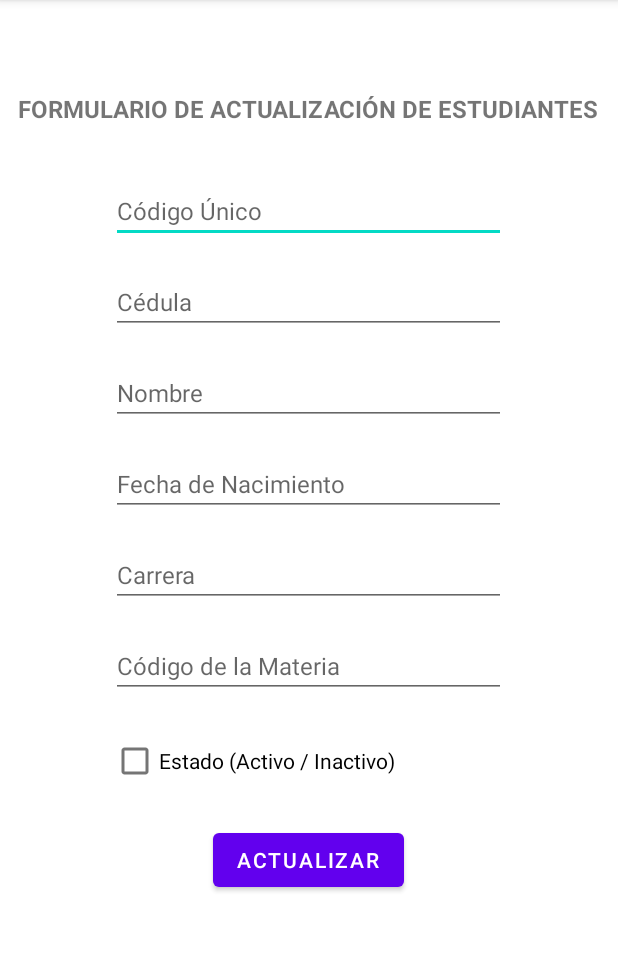
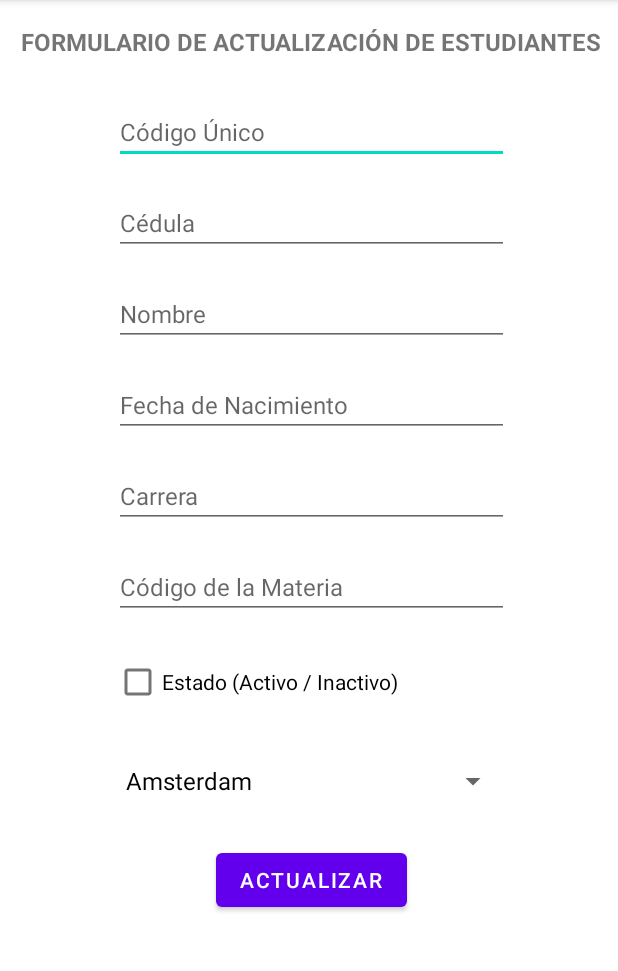
Before and after one commit to 2021-a-moviles-computacion/mov-comp-garcia-cuvi-andres-wladimir, an Android app: the EstudiantesFormularioActualizacion screen opened directly, with no data from a screen before it, on a phone screen of 412 x 824 dp, the part 84-1055 px from its top. Run offline under Robolectric (Android 15) with nearby library versions, the phone set to English and light mode, and no system bars; our stand-ins replace Firebase (no records; nobody signed in at launch, a user with empty details on screens opened directly); 6 statements that could not run were skipped.

Commit message:
Examen02 - Implementación de Ver Ubicación a Estudiantes

```diff
--- a/Examen02/app/src/main/java/com/example/examen2b_estudiante_materia/AdapterEstudiante.kt
+++ b/Examen02/app/src/main/java/com/example/examen2b_estudiante_materia/AdapterEstudiante.kt
@@ -64,6 +64,8 @@ class AdapterEstudiante(
                             iteracion.get("estado").toString().toBoolean()
                         objEstudiante.fechaNacimiento = iteracion.get("fecha").toString()
                         objEstudiante.idMateria = iteracion.get("materia").toString()
+                        objEstudiante.latitud = iteracion.get("latitud") as Double?
+                        objEstudiante.longitud = iteracion.get("longitud") as Double?
                         objEstudiante.nombre = iteracion.get("nombre").toString()
                         objEstudiante.numeroUnico = iteracion.get("numeroUnico").toString()
 
--- a/Examen02/app/src/main/java/com/example/examen2b_estudiante_materia/EstudiantesActivity.kt
+++ b/Examen02/app/src/main/java/com/example/examen2b_estudiante_materia/EstudiantesActivity.kt
@@ -45,6 +45,8 @@ class EstudiantesActivity : AppCompatActivity() {
                     objEstudiante!!.estadoEstudiante=iteracion.get("estado").toString().toBoolean()
                     objEstudiante!!.fechaNacimiento=iteracion.get("fecha").toString()
                     objEstudiante!!.idMateria=iteracion.get("materia").toString()
+                    objEstudiante!!.latitud = iteracion.get("latitud") as Double?
+                    objEstudiante!!.longitud = iteracion.get("longitud")as Double?
                     objEstudiante!!.nombre=iteracion.get("nombre").toString()
                     objEstudiante!!.numeroUnico=iteracion.get("numeroUnico").toString()
 
--- a/Examen02/app/src/main/java/com/example/examen2b_estudiante_materia/EstudiantesFormularioActualizacion.kt
+++ b/Examen02/app/src/main/java/com/example/examen2b_estudiante_materia/EstudiantesFormularioActualizacion.kt
@@ -4,23 +4,78 @@ import android.content.Intent
 import androidx.appcompat.app.AppCompatActivity
 import android.os.Bundle
 import android.util.Log
-import android.widget.Button
-import android.widget.CheckBox
-import android.widget.EditText
-import android.widget.Toast
+import android.view.View
+import android.widget.*
 import com.example.examen2b_estudiante_materia.dto.EstudianteDto
 import com.google.firebase.firestore.ktx.firestore
 import com.google.firebase.ktx.Firebase
 
 class EstudiantesFormularioActualizacion : AppCompatActivity() {
+    var latitud = 0.0
+    var longitud =0.0
+    var ciudadSeleccionado = ""
     override fun onCreate(savedInstanceState: Bundle?) {
         super.onCreate(savedInstanceState)
         setContentView(R.layout.activity_estudiantes_formulario_actualizacion)
+
+
 
         val itemId = intent.getParcelableExtra<EstudianteDto>("id")
 
         Log.i("bdd", "${itemId?.uid}")
         Log.i("bdd", "${itemId?.numeroUnico}")
+
+
+        //ciudades
+        val ciudadades = arrayOf("Amsterdam", "Berlin", "Bogotá", "London", "Madrid", "México DC", "New York",
+            "Paris", "Quito", "Rio de Janeiro", "Tokyo", "Vienna", "Zürich")
+
+        val latitudes = arrayOf(52.35573356081986, 52.5192880232342, 4.708507195958197, 51.509162838374365, 40.41800636913152, 19.432671298400965,
+            40.73378562762449, 48.85901815928653, -0.21922483476220822,-22.938658330236088,35.68614253218143,48.217399805696736,47.36894099516527)
+        val longitudes = arrayOf(4.881766688070693, 13.409614318972272, -74.05425716885155, -0.12767985390655445, -3.7077094446139935, -99.12723505493796,
+            -73.99320893340935,2.296522110492033, -78.51152304364815, -43.228146943991, 139.78434424093086, 16.399427792363813, 8.550536094895179)
+
+        val spinnerUbicacion = findViewById<Spinner>(R.id.spUbicacionEstudianteActualizar)
+
+        val adaptadorUbicacion = ArrayAdapter(
+            this,
+            android.R.layout.simple_spinner_dropdown_item,
+            ciudadades
+        )
+
+        spinnerUbicacion.adapter = adaptadorUbicacion
+
+
+        spinnerUbicacion.onItemSelectedListener = object :
+            AdapterView.OnItemClickListener, AdapterView.OnItemSelectedListener {
+            override fun onItemSelected(
+                parent: AdapterView<*>?,
+                view: View?,
+                position: Int,
+                id: Long
+            ) {
+                ciudadSeleccionado = parent?.getItemAtPosition(position) as String
+                latitud=latitudes[position]
+                longitud=longitudes[position]
+                Log.i("ciudades", "$position")
+            }
+
+
+            override fun onNothingSelected(parent: AdapterView<*>?) {
+
+            }
+
+            override fun onItemClick(
+                parent: AdapterView<*>?,
+                view: View?,
+                position: Int,
+                id: Long
+            ) {
+
+            }
+
+
+        }
 
         val db = Firebase.firestore
         val referenciaMateria = db.collection("materia")
@@ -64,6 +119,8 @@ class EstudiantesFormularioActualizacion : AppCompatActivity() {
                     "estado",checkBoxEstadoEstudiante.isChecked,
                     "fecha",editTextFechaNacimiento.text.toString(),
                     "materia",materiaUid,
+                    "latitud",latitud,
+                    "longitud",longitud,
                     "nombre",editTextNombre.text.toString(),
                     "numeroUnico",editTextCodigoUnico.text.toString(),
                 )
--- a/Examen02/app/src/main/java/com/example/examen2b_estudiante_materia/EstudiantesFormularioRegistro.kt
+++ b/Examen02/app/src/main/java/com/example/examen2b_estudiante_materia/EstudiantesFormularioRegistro.kt
@@ -116,8 +116,8 @@ class EstudiantesFormularioRegistro : AppCompatActivity() {
                         "materia" to documentos.id,
                         "nombre" to editTextNombre.text.toString(),
                         "numeroUnico" to editTextCodigoUnico.text.toString(),
-                        //"latitud"
-                        //"longitud"
+                        "latitud" to latitud,
+                        "longitud" to longitud
                     )
 
 
--- a/Examen02/app/src/main/java/com/example/examen2b_estudiante_materia/MapsActivity.kt
+++ b/Examen02/app/src/main/java/com/example/examen2b_estudiante_materia/MapsActivity.kt
@@ -31,8 +31,10 @@ class MapsActivity : AppCompatActivity() {
         fragmentoMapa.getMapAsync {
             mapa=it
             establecerConfiguracionMapa()
-            val latitud = -0.145522
-            val longitud = -78.503101
+            /*val latitud = -0.145522
+            val longitud = -78.503101*/
+            val latitud = itemId?.latitud!!.toDouble()
+            val longitud = itemId?.longitud!!.toDouble()
 
            val ubicacion = LatLng(latitud, longitud)
             val zoom = 14f
--- a/Examen02/app/src/main/res/layout/activity_estudiantes_formulario_actualizacion.xml
+++ b/Examen02/app/src/main/res/layout/activity_estudiantes_formulario_actualizacion.xml
@@ -5,6 +5,7 @@
     android:layout_width="match_parent"
     android:layout_height="match_parent"
     tools:context=".EstudiantesFormularioActualizacion">
+
 
     <TextView
         android:id="@+id/textView5Actualizar"
@@ -15,17 +16,16 @@
         android:textStyle="bold"
         app:layout_constraintBottom_toBottomOf="parent"
         app:layout_constraintEnd_toEndOf="parent"
-        app:layout_constraintHorizontal_bias="0.485"
+        app:layout_constraintHorizontal_bias="0.571"
         app:layout_constraintStart_toStartOf="parent"
         app:layout_constraintTop_toTopOf="parent"
-        app:layout_constraintVertical_bias="0.082" />
-
+        app:layout_constraintVertical_bias="0.022" />
 
     <EditText
         android:id="@+id/edtxtCodigoEstudianteActualizar"
         android:layout_width="263dp"
         android:layout_height="wrap_content"
-        android:layout_marginTop="36dp"
+        android:layout_marginTop="28dp"
         android:ems="10"
         android:hint="Código Único"
         android:inputType="textPersonName"
@@ -109,15 +109,25 @@
         app:layout_constraintStart_toStartOf="@+id/edtxtIDMateriaEstudianteActualizar"
         app:layout_constraintTop_toBottomOf="@+id/edtxtIDMateriaEstudianteActualizar" />
 
+    <Spinner
+        android:id="@+id/spUbicacionEstudianteActualizar"
+        android:layout_width="263dp"
+        android:layout_height="wrap_content"
+        android:layout_marginTop="18dp"
+        app:layout_constraintEnd_toEndOf="@+id/checkBoxEstadoEstudianteActualizar"
+        app:layout_constraintHorizontal_bias="0.454"
+        app:layout_constraintStart_toStartOf="@+id/checkBoxEstadoEstudianteActualizar"
+        app:layout_constraintTop_toBottomOf="@+id/checkBoxEstadoEstudianteActualizar" />
+
     <Button
         android:id="@+id/btnActualizarEstudiante"
         android:layout_width="wrap_content"
         android:layout_height="wrap_content"
         android:layout_marginTop="18dp"
         android:text="ACTUALIZAR"
-        app:layout_constraintEnd_toEndOf="@+id/checkBoxEstadoEstudianteActualizar"
-        app:layout_constraintStart_toStartOf="@+id/checkBoxEstadoEstudianteActualizar"
-        app:layout_constraintTop_toBottomOf="@+id/checkBoxEstadoEstudianteActualizar" />
+        app:layout_constraintEnd_toEndOf="@+id/spUbicacionEstudianteActualizar"
+        app:layout_constraintStart_toStartOf="@+id/spUbicacionEstudianteActualizar"
+        app:layout_constraintTop_toBottomOf="@+id/spUbicacionEstudianteActualizar" />
 
 
 
--- a/Examen02/app/src/main/res/layout/activity_maps.xml
+++ b/Examen02/app/src/main/res/layout/activity_maps.xml
@@ -31,6 +31,6 @@
         app:layout_constraintHorizontal_bias="0.497"
         app:layout_constraintStart_toStartOf="parent"
         app:layout_constraintTop_toTopOf="parent"
-        app:layout_constraintVertical_bias="0.082" />
+        app:layout_constraintVertical_bias="0.022" />
 
 </androidx.constraintlayout.widget.ConstraintLayout>
```
Also changed, not shown: Examen02/app/src/main/java/com/example/examen2b_estudiante_materia/dto/EstudianteDto.kt (+6 -6 lines).
